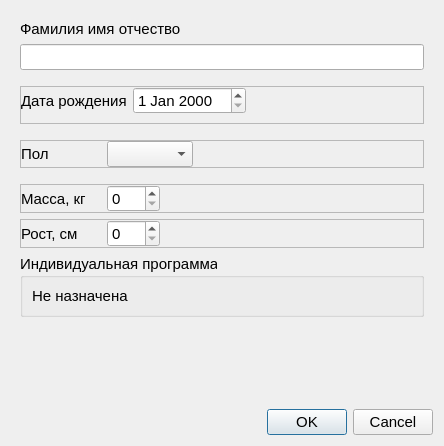
grigp/a-analyser, file client_widgets/database_widgets/patientkarddialog.ui: the form before one commit.
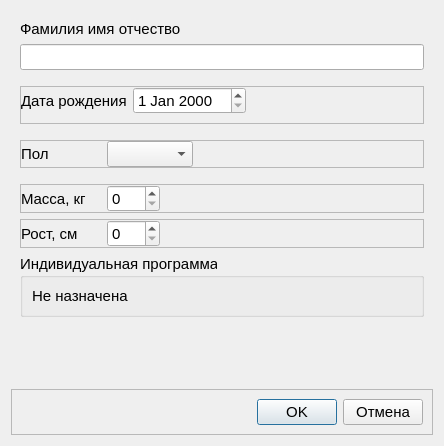
The form after the commit.

Commit message: Замена ButtonBar в диалоговых окнах

```diff
--- a/client_widgets/database_widgets/patientkarddialog.ui
+++ b/client_widgets/database_widgets/patientkarddialog.ui
@@ -349,13 +349,42 @@
     </widget>
    </item>
    <item>
-    <widget class="QDialogButtonBox" name="buttonBox">
-     <property name="orientation">
-      <enum>Qt::Horizontal</enum>
+    <widget class="QFrame" name="frModalButtons">
+     <property name="frameShape">
+      <enum>QFrame::StyledPanel</enum>
      </property>
-     <property name="standardButtons">
-      <set>QDialogButtonBox::Cancel|QDialogButtonBox::Ok</set>
+     <property name="frameShadow">
+      <enum>QFrame::Raised</enum>
      </property>
+     <layout class="QHBoxLayout" name="horizontalLayout_10">
+      <item>
+       <spacer name="horizontalSpacer_5">
+        <property name="orientation">
+         <enum>Qt::Horizontal</enum>
+        </property>
+        <property name="sizeHint" stdset="0">
+         <size>
+          <width>40</width>
+          <height>20</height>
+         </size>
+        </property>
+       </spacer>
+      </item>
+      <item>
+       <widget class="QPushButton" name="btnOK">
+        <property name="text">
+         <string>OK</string>
+        </property>
+       </widget>
+      </item>
+      <item>
+       <widget class="QPushButton" name="btnCancel">
+        <property name="text">
+         <string>Отмена</string>
+        </property>
+       </widget>
+      </item>
+     </layout>
     </widget>
    </item>
   </layout>
```
Left out of the diff: 24 changed lines with no effect on the pictures. The commit also changes 19 other files.
